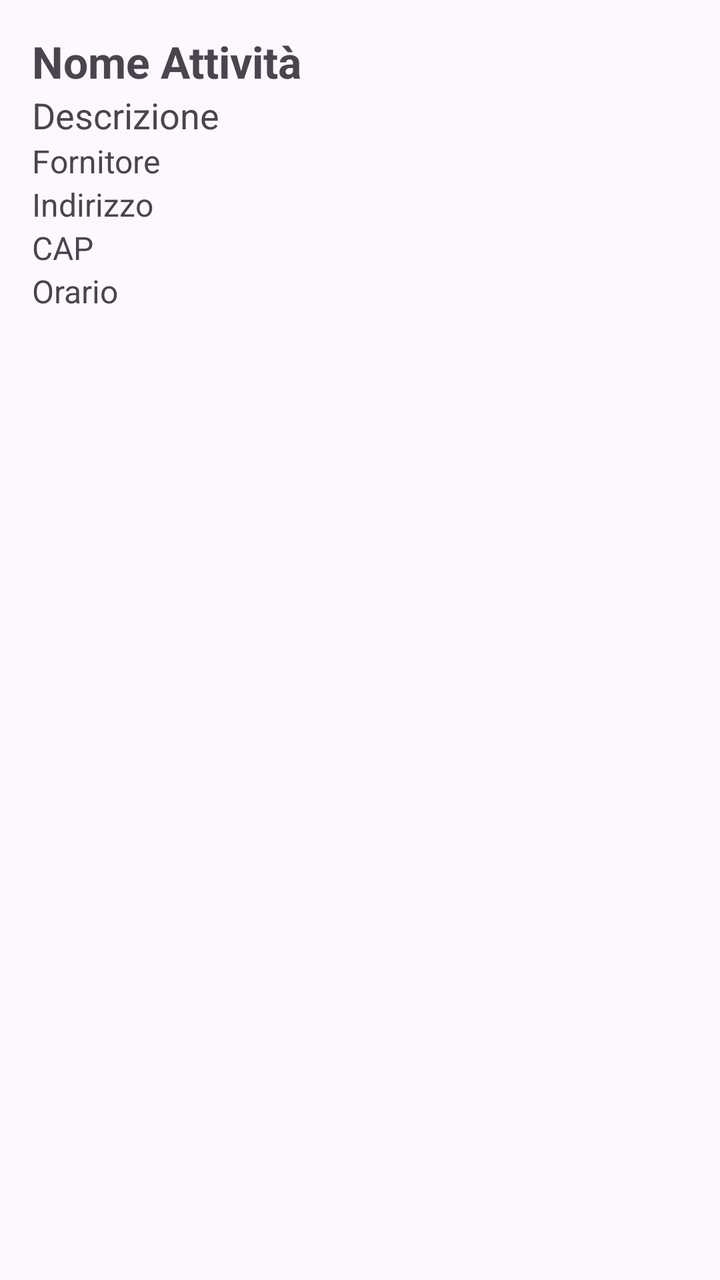
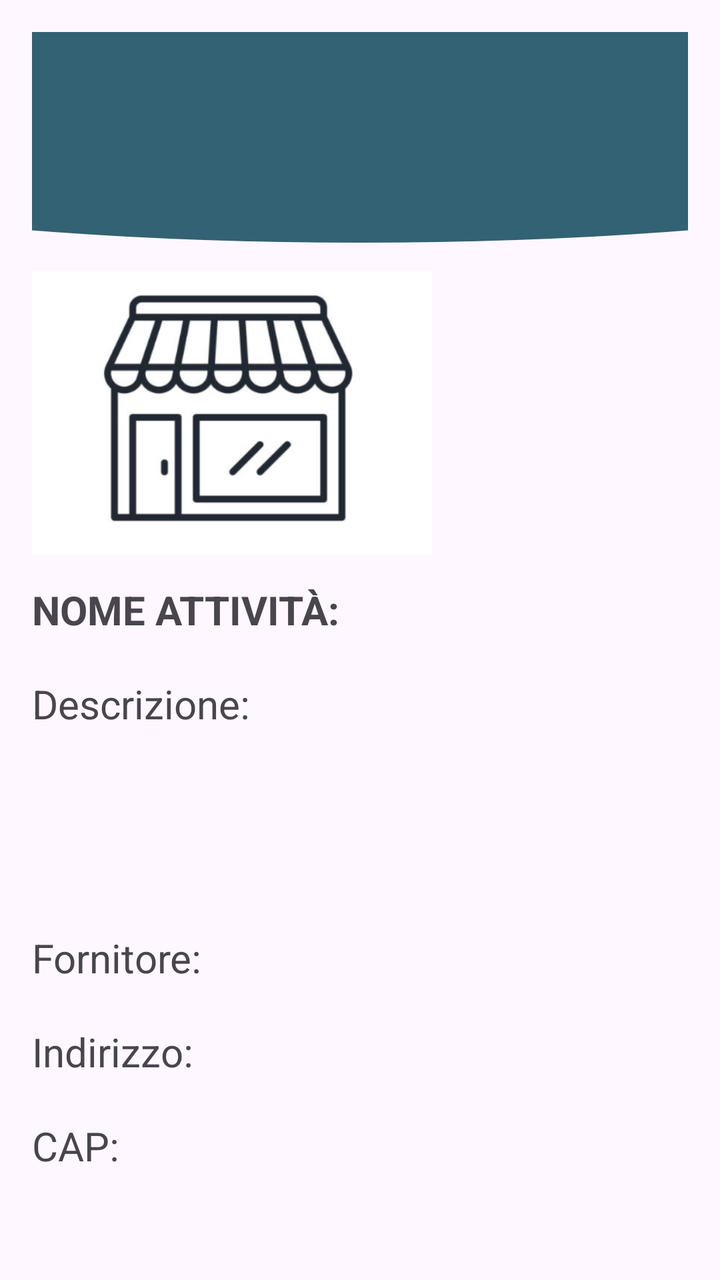

Before-and-after screenshots of an Android layout around one commit, followed by the original layout XML and the change that was made.
<!-- AndroidManifest.xml: application theme Theme.AppPet -->
<!-- res/layout/activity_profilo_servizio.xml -->
<?xml version="1.0" encoding="utf-8"?>
<LinearLayout xmlns:android="http://schemas.android.com/apk/res/android"
    android:layout_width="wrap_content"
    android:layout_height="wrap_content"
    android:orientation="vertical"
    android:padding="16dp"
    android:layout_centerHorizontal="true"
    >

    <TextView
        android:id="@+id/NomeProfAtt"
        android:layout_width="wrap_content"
        android:layout_height="wrap_content"
        android:textStyle="bold"
        android:textSize="22sp"
        android:text="Nome Attività" />

    <TextView
        android:id="@+id/DescrProfAtt"
        android:layout_width="wrap_content"
        android:layout_height="wrap_content"
        android:textSize="18sp"
        android:text="Descrizione" />

    <TextView
        android:id="@+id/FornitProfAtt"
        android:layout_width="wrap_content"
        android:layout_height="wrap_content"
        android:textSize="16sp"
        android:text="Fornitore" />

    <TextView
        android:id="@+id/IndirizzoProfAtt"
        android:layout_width="match_parent"
        android:layout_height="wrap_content"
        android:textSize="16sp"
        android:text="Indirizzo" />


    <TextView
        android:id="@+id/Cap"
        android:layout_width="match_parent"
        android:layout_height="wrap_content"
        android:textSize="16sp"
        android:text="CAP" />

    <TextView
        android:id="@+id/OrarioProfAtt"
        android:layout_width="match_parent"
        android:layout_height="wrap_content"
        android:textSize="16sp"
        android:text="Orario" />
</LinearLayout>
<!-- resources referenced by this layout -->
<resources>
  <style name="Theme.AppPet" parent="Base.Theme.AppPet" />
  <style name="Base.Theme.AppPet" parent="Theme.Material3.DayNight.NoActionBar">
          
          
      </style>
</resources>

<!-- the commit's change to res/layout/activity_profilo_servizio.xml (unified diff, before → after) -->
@@ -1,53 +1,96 @@
 <?xml version="1.0" encoding="utf-8"?>
 <LinearLayout xmlns:android="http://schemas.android.com/apk/res/android"
-    android:layout_width="wrap_content"
-    android:layout_height="wrap_content"
+    android:layout_width="match_parent"
+    android:layout_height="match_parent"
     android:orientation="vertical"
     android:padding="16dp"
     android:layout_centerHorizontal="true"
+
     >
+
+    <ImageView
+        android:id="@+id/Pippo"
+        android:layout_width="800dp"
+        android:layout_height="140dp"
+        android:layout_gravity="center"
+        android:layout_marginTop="-35dp"
+        android:src="@drawable/cricle_1" />
+
+    <ImageView
+        android:layout_width="200dp"
+        android:layout_height="150dp"
+        android:layout_marginBottom="10dp"
+        android:layout_marginTop="10dp"
+        android:src="@drawable/img_service"
+
+        />
+
 
     <TextView
         android:id="@+id/NomeProfAtt"
-        android:layout_width="wrap_content"
+        android:layout_width="match_parent"
         android:layout_height="wrap_content"
         android:textStyle="bold"
-        android:textSize="22sp"
-        android:text="Nome Attività" />
+        android:textSize="20dp"
+        android:layout_marginBottom="20dp"
+        android:textAllCaps="true"
+        android:text="Nome Attività:"
+        />
 
     <TextView
         android:id="@+id/DescrProfAtt"
-        android:layout_width="wrap_content"
+        android:layout_width="match_parent"
         android:layout_height="wrap_content"
-        android:textSize="18sp"
-        android:text="Descrizione" />
+        android:textSize="20dp"
+        android:layout_marginBottom="100dp"
+        android:text="Descrizione:" />
 
     <TextView
         android:id="@+id/FornitProfAtt"
-        android:layout_width="wrap_content"
+        android:layout_width="match_parent"
         android:layout_height="wrap_content"
-        android:textSize="16sp"
-        android:text="Fornitore" />
+        android:textSize="20dp"
+        android:layout_marginBottom="20dp"
+        android:text="Fornitore:" />
 
     <TextView
         android:id="@+id/IndirizzoProfAtt"
         android:layout_width="match_parent"
         android:layout_height="wrap_content"
-        android:textSize="16sp"
-        android:text="Indirizzo" />
+        android:textSize="20dp"
+        android:layout_marginBottom="20dp"
+        android:text="Indirizzo:" />
 
 
     <TextView
         android:id="@+id/Cap"
         android:layout_width="match_parent"
         android:layout_height="wrap_content"
-        android:textSize="16sp"
-        android:text="CAP" />
+        android:textSize="20dp"
+        android:layout_marginBottom="20dp"
+        android:text="CAP:" />
 
     <TextView
         android:id="@+id/OrarioProfAtt"
         android:layout_width="match_parent"
         android:layout_height="wrap_content"
-        android:textSize="16sp"
-        android:text="Orario" />
+        android:textSize="20dp"
+        android:layout_marginBottom="20dp"
+        android:text="Orario:" />
+
+
+
+    <TextView
+        android:id="@+id/Recensione"
+        android:layout_width="match_parent"
+        android:layout_height="wrap_content"
+        android:textSize="20dp"
+        android:layout_marginBottom="20dp"
+        android:text="Aggiungi una recensione qui"  />
+
+    <Button
+        android:layout_width="wrap_content"
+        android:layout_height="wrap_content"
+        android:text="Aggiungi 🛎️"/>
+
 </LinearLayout>
<!-- resource entries referenced after the edit -->
@@ -1,6 +1,17 @@
 <!-- resources referenced by this layout -->
 <resources>
+  <!-- drawable cricle_1 (drawable) -->
+  <?xml version="1.0" encoding="utf-8"?>
+  <shape xmlns:android="http://schemas.android.com/apk/res/android"
+      android:shape="oval">
+  
+      <solid
+          android:color="@color/Blu_base"/>
+  
+  </shape>
+  <!-- drawable img_service: png bitmap (drawable, 42403 bytes) -->
   <style name="Theme.AppPet" parent="Base.Theme.AppPet" />
+  <color name="Blu_base">#326273</color>
   <style name="Base.Theme.AppPet" parent="Theme.Material3.DayNight.NoActionBar">
           
           
